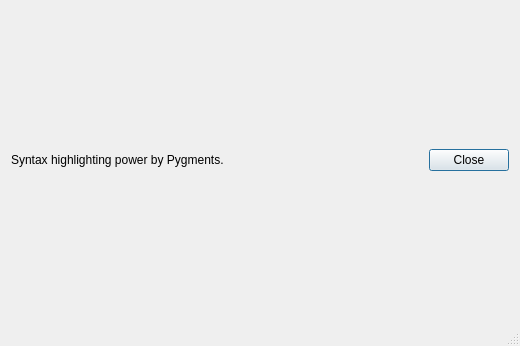
This is core/io/script.ui in KmolYuan/Pyslvs-UI as Qt 5 draws it before an edit; both pictures show x 0 to 520 and y 218 to 564 of the 520 by 564 pixel window. The edited form follows.
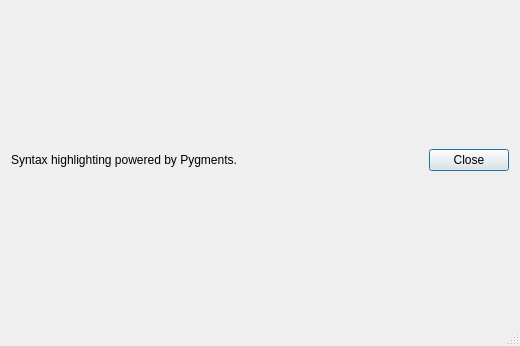
This is the edited form. Icons and pictures are not drawn.

The edit to the form file:
```diff
--- a/core/io/script.ui
+++ b/core/io/script.ui
@@ -82,7 +82,7 @@
      <item>
       <widget class="QLabel" name="label_3">
        <property name="text">
-        <string>Syntax highlighting power by Pygments.</string>
+        <string>Syntax highlighting powered by Pygments.</string>
        </property>
       </widget>
      </item>
```
